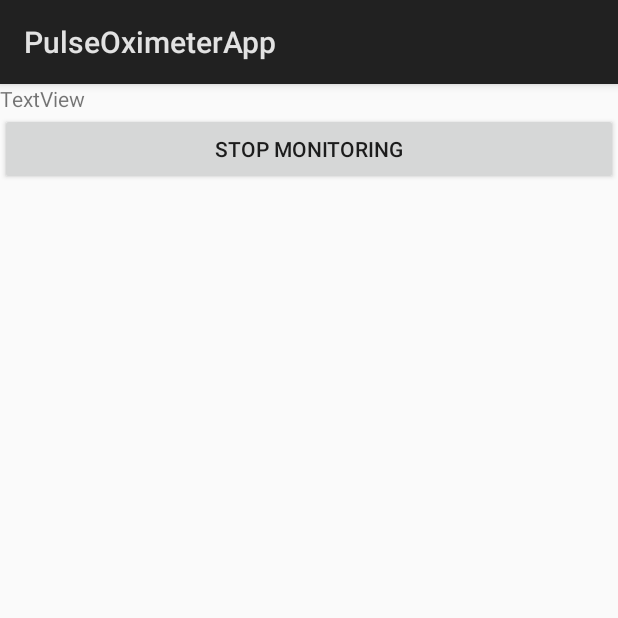
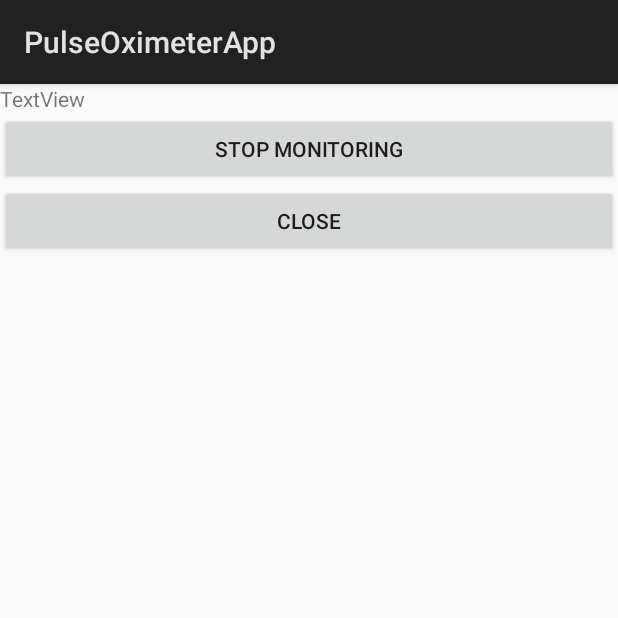
Before and after one commit to jipson7/PulseOximeterApp, an Android app: the MonitorActivity screen opened directly, with no data from a screen before it, on a phone screen of 412 x 824 dp, the top half of it. Run offline under Robolectric (Android 15) with nearby library versions, the phone set to English and light mode, and no system bars; 1 statement that could not run was skipped.

Commit message:
More cleanup for threads and close window button

```diff
--- a/app/src/main/java/com/utoronto/caleb/pulseoximeterapp/MonitorActivity.java
+++ b/app/src/main/java/com/utoronto/caleb/pulseoximeterapp/MonitorActivity.java
@@ -104,6 +104,9 @@ public class MonitorActivity extends Activity {
         }
         finish();
     }
+    public void closeWindow(View v) {
+        finish();
+    }
 
     private ArrayList<UsbDevice> getAvailableDevices() {
         ArrayList<UsbDevice> devices = new ArrayList<>();
--- a/app/src/main/res/layout/activity_monitor.xml
+++ b/app/src/main/res/layout/activity_monitor.xml
@@ -18,10 +18,17 @@
             android:text="TextView" />
 
         <Button
-            android:id="@+id/button"
+            android:id="@+id/button1"
             android:layout_width="match_parent"
             android:layout_height="wrap_content"
             android:onClick="endMonitoring"
             android:text="@string/stop_monitor_btn_lbl" />
+
+        <Button
+            android:id="@+id/button2"
+            android:layout_width="match_parent"
+            android:layout_height="wrap_content"
+            android:onClick="closeWindow"
+            android:text="@string/close_monitor_btn_lbl" />
     </LinearLayout>
 </android.support.constraint.ConstraintLayout>
--- a/app/src/main/res/values/strings.xml
+++ b/app/src/main/res/values/strings.xml
@@ -8,6 +8,7 @@
 
     <!-- Monitor Activity -->
     <string name="stop_monitor_btn_lbl">Stop Monitoring</string>
+    <string name="close_monitor_btn_lbl">Close</string>
 
     <!-- Toasts -->
     <string name="no_devices">No supported devices attached.</string>
```
Also changed, not shown: app/src/main/java/com/utoronto/caleb/pulseoximeterapp/FingerTipReader.java (+1 -11 lines), app/src/main/java/com/utoronto/caleb/pulseoximeterapp/MonitorService.java (+29 -11 lines).
